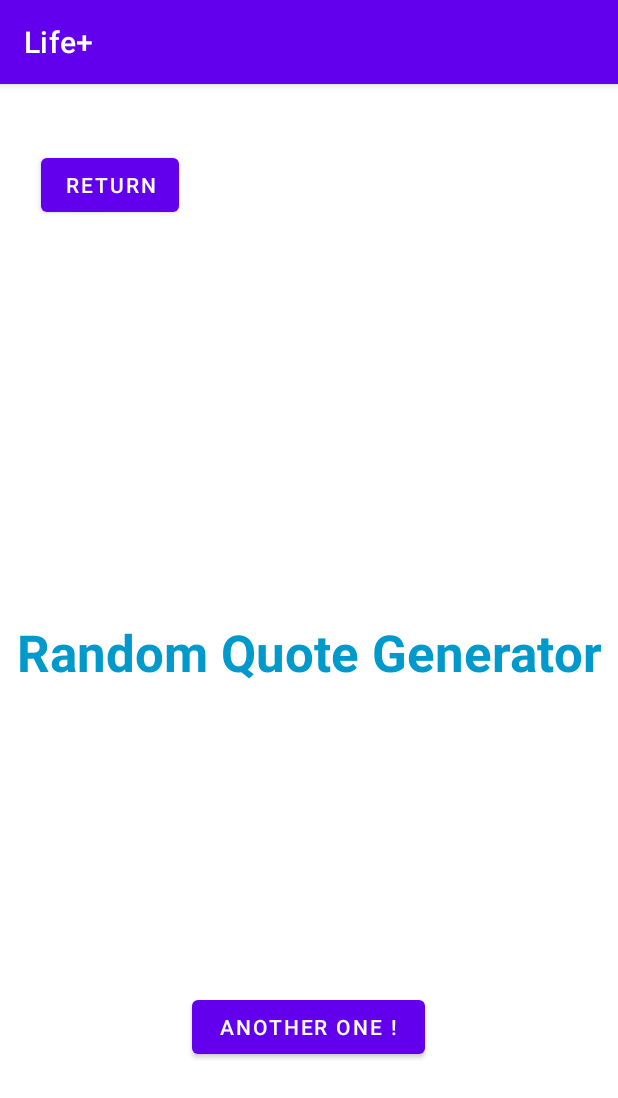
After one commit to meltherebelle/LifeApp, an Android app: the actQuotes screen opened directly, with no data from a screen before it, on a phone screen of 412 x 824 dp. The commit adds this screen. Shown: the top 1098 px of the screen. Run offline under Robolectric (Android 15) with nearby library versions, the phone set to English and light mode, and no system bars.

Commit message:
- bouton get motivated - correction du pb : creation de la classe Quotes mal realisee

```diff
--- a/app/src/main/AndroidManifest.xml
+++ b/app/src/main/AndroidManifest.xml
@@ -9,6 +9,9 @@
         android:roundIcon="@mipmap/ic_launcher_round"
         android:supportsRtl="true"
         android:theme="@style/Theme.LifeApp">
+        <activity
+            android:name=".actQuotes"
+            android:exported="false" />
         <activity
             android:name=".UpdateHobby"
             android:exported="false" />
--- /dev/null
+++ b/app/src/main/java/com/example/lifeapp/actQuotes.java
@@ -0,0 +1,52 @@
+package com.example.lifeapp;
+
+import androidx.appcompat.app.AppCompatActivity;
+
+import android.content.Intent;
+import android.os.Bundle;
+import android.view.View;
+import android.widget.Button;
+import android.widget.TextView;
+
+import java.util.Random;
+
+public class actQuotes extends AppCompatActivity {
+
+    TextView RandomQuote;
+    Button NewQuote;
+    Button ReturnBtn21;
+
+    private String quotes[] = {"Be the change you wish to see in the world", " Be cool, Be Lea", "Thank you Mr.Darties for all the help"};
+
+    @Override
+    protected void onCreate(Bundle savedInstanceState) {
+        super.onCreate(savedInstanceState);
+        setContentView(R.layout.activity_act_quotes);
+
+        // retourner sur la page Work au clic du bouton Return21
+        ReturnBtn21 = (Button) findViewById(R.id.ReturnBtn21);
+        ReturnBtn21.setOnClickListener(new View.OnClickListener() {
+            @Override
+            public void onClick(View view) {
+                openWork();
+            }
+        });
+
+        RandomQuote = (TextView) findViewById(R.id.RandomQuote);
+        NewQuote = (Button) findViewById(R.id.NewQuote);
+        NewQuote.setOnClickListener(new View.OnClickListener() {
+            @Override
+            public void onClick(View view) {
+                Random random = new Random();
+                int num = random.nextInt(quotes.length);
+                RandomQuote.setText(quotes[num]);
+            }
+        });
+    }
+
+    public void openWork() {
+        Intent intent = new Intent(this, Work.class);
+        startActivity(intent);
+    }
+}
+//https://www.youtube.com/watch?v=RsirzntnFAw
--- /dev/null
+++ b/app/src/main/res/layout/activity_act_quotes.xml
@@ -0,0 +1,53 @@
+<?xml version="1.0" encoding="utf-8"?>
+<androidx.constraintlayout.widget.ConstraintLayout xmlns:android="http://schemas.android.com/apk/res/android"
+    xmlns:app="http://schemas.android.com/apk/res-auto"
+    xmlns:tools="http://schemas.android.com/tools"
+    android:layout_width="match_parent"
+    android:layout_height="match_parent"
+    tools:context=".actQuotes">
+
+    <TextView
+        android:id="@+id/RandomQuote"
+        android:layout_width="0dp"
+        android:layout_height="0dp"
+        android:layout_marginStart="10dp"
+        android:layout_marginTop="356dp"
+        android:layout_marginEnd="10dp"
+        android:layout_marginBottom="339dp"
+        android:text="Random Quote Generator"
+        android:textAlignment="center"
+        android:textColor="@android:color/holo_blue_dark"
+        android:textSize="16sp"
+        android:textStyle="bold"
+        app:autoSizeTextType="uniform"
+        app:layout_constraintBottom_toBottomOf="parent"
+        app:layout_constraintEnd_toEndOf="parent"
+        app:layout_constraintHorizontal_bias="0.49"
+        app:layout_constraintStart_toStartOf="parent"
+        app:layout_constraintTop_toTopOf="parent"
+        app:layout_constraintVertical_bias="0.52" />
+
+    <Button
+        android:id="@+id/NewQuote"
+        android:layout_width="155dp"
+        android:layout_height="wrap_content"
+        android:layout_marginStart="128dp"
+        android:layout_marginTop="176dp"
+        android:layout_marginEnd="128dp"
+        android:text="@string/another_one"
+        app:layout_constraintEnd_toEndOf="parent"
+        app:layout_constraintHorizontal_bias="0.0"
+        app:layout_constraintStart_toStartOf="parent"
+        app:layout_constraintTop_toBottomOf="@+id/RandomQuote" />
+
+    <Button
+        android:id="@+id/ReturnBtn21"
+        android:layout_width="wrap_content"
+        android:layout_height="wrap_content"
+        android:layout_marginStart="27dp"
+        android:layout_marginTop="43dp"
+        android:text="Return"
+        app:layout_constraintStart_toStartOf="parent"
+        app:layout_constraintTop_toTopOf="parent" />
+
+</androidx.constraintlayout.widget.ConstraintLayout>
--- a/app/src/main/res/values/strings.xml
+++ b/app/src/main/res/values/strings.xml
@@ -7,4 +7,5 @@
     <string name="results">Results</string>
     <string name="work">Work</string>
     <string name="Return">return</string>
+    <string name="another_one">Another one !</string>
 </resources>
```
Also changed, not shown: app/src/main/java/com/example/lifeapp/Quotes.java (deleted, +0 -9 lines), app/src/main/java/com/example/lifeapp/Work.java (+15 -0 lines), app/src/main/res/layout/activity_quotes.xml (added, +49 -0 lines), app/src/main/res/layout/quotes.xml (deleted, +0 -22 lines).
